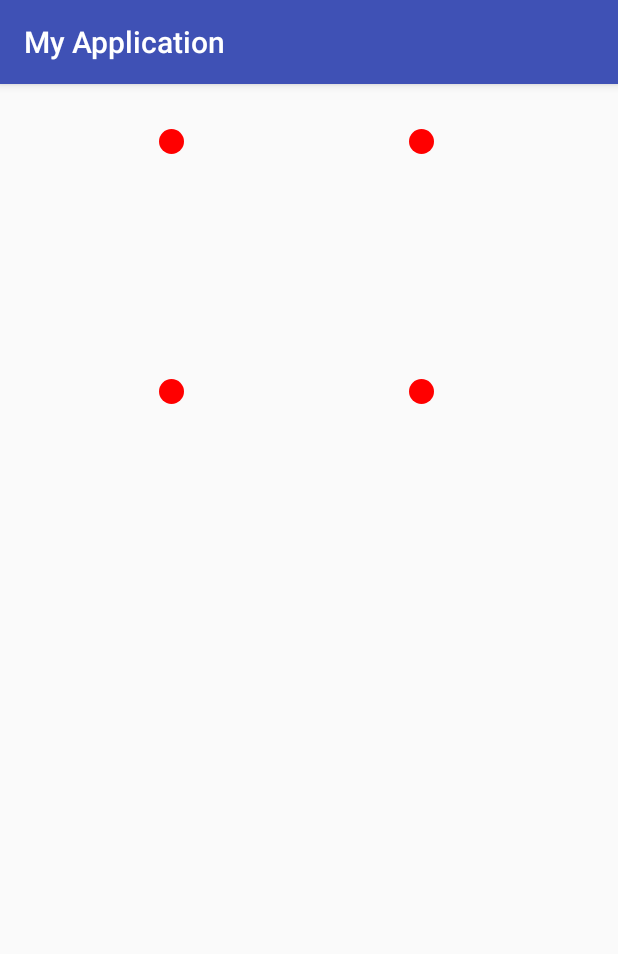
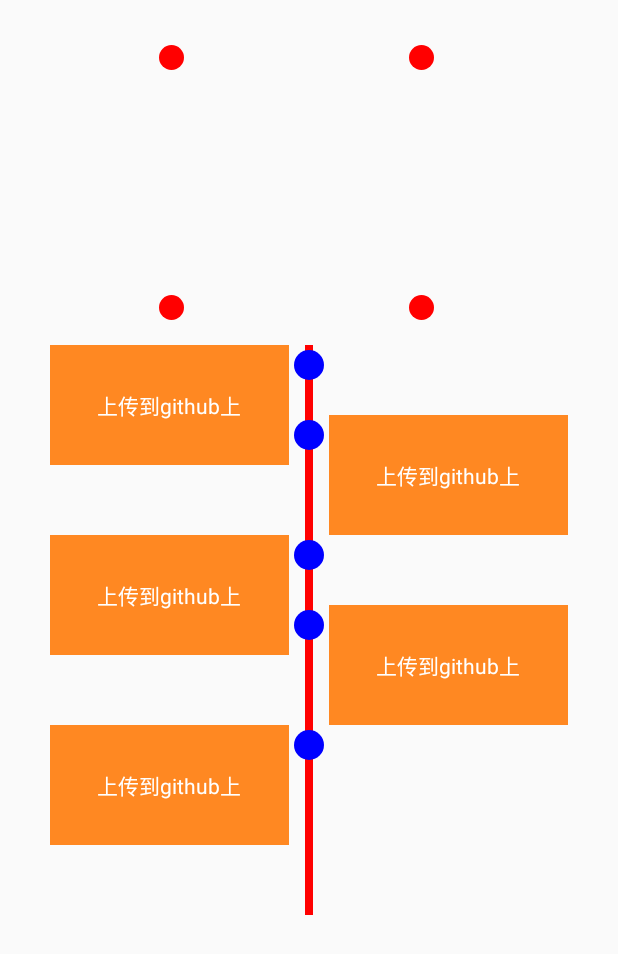
Before and after one commit to kingvan/vanPasswordView, an Android app: the screen it shows after launch (MainActivity), on a phone screen of 412 x 824 dp. Shown: the top 954 px of the screen. Run offline under Robolectric (Android 15) with nearby library versions, the phone set to English and light mode, and no system bars.

Commit message:
添加一个timeline控件
仿一个群里的同学写的控件，类似时间轴

```diff
--- a/MyApplication3/app/build.gradle
+++ b/MyApplication3/app/build.gradle
@@ -21,11 +21,10 @@ android {
 
 dependencies {
     compile fileTree(dir: 'libs', include: ['*.jar'])
-    androidTestCompile('com.android.support.test.espresso:espresso-core:2.2.2', {
-        exclude group: 'com.android.support', module: 'support-annotations'
-    })
+
     compile 'com.android.support:appcompat-v7:25.3.1'
     compile 'com.android.support.constraint:constraint-layout:1.0.0-beta4'
+    testCompile 'junit:junit:4.12'
+    compile 'com.android.support:recyclerview-v7:24.2.0'
 
-    testCompile 'junit:junit:4.12'
 }
--- a/MyApplication3/app/src/main/java/com/xinhe/myapplication/MainActivity.java
+++ b/MyApplication3/app/src/main/java/com/xinhe/myapplication/MainActivity.java
@@ -1,6 +1,8 @@
 package com.xinhe.myapplication;
 
+import android.app.Activity;
 import android.graphics.Bitmap;
+import android.support.annotation.Nullable;
 import android.support.v7.app.AppCompatActivity;
 import android.os.Bundle;
 import android.text.Html;
@@ -9,20 +11,14 @@ import android.util.Log;
 
 import static android.provider.Telephony.Mms.Part.TEXT;
 
-public class MainActivity extends AppCompatActivity {
+public class MainActivity extends Activity {
 
 
     PasswordView password;
 
-
-
-
-
-
     @Override
-    protected void onCreate(Bundle savedInstanceState) {
+    public void onCreate(@Nullable Bundle savedInstanceState) {
         super.onCreate(savedInstanceState);
-        //  UILKit.init(this);
         setContentView(R.layout.activity_main);
         password=(PasswordView) findViewById(R.id.password);
         password.setListen(new PasswordView.MyPassWordListen() {
@@ -37,7 +33,5 @@ public class MainActivity extends AppCompatActivity {
                 Log.i("passwordInput2",postion+"");
             }
         });
-
-
     }
 }
--- /dev/null
+++ b/MyApplication3/app/src/main/java/com/xinhe/myapplication/TimeLineView.java
@@ -0,0 +1,143 @@
+package com.xinhe.myapplication;
+
+
+import android.content.Context;
+import android.graphics.Canvas;
+import android.graphics.Color;
+import android.graphics.Paint;
+import android.graphics.Rect;
+import android.graphics.RectF;
+import android.support.annotation.Nullable;
+import android.support.v7.widget.RecyclerView;
+import android.support.v7.widget.StaggeredGridLayoutManager;
+import android.util.AttributeSet;
+import android.view.LayoutInflater;
+import android.view.View;
+import android.view.ViewGroup;
+import android.widget.TextView;
+
+/**
+ * Created by jinfan on 17/6/20.
+ */
+
+//仿群里一个同学的控件，原地址：https://github.com/vivian8725118/TimeLine
+
+
+public class TimeLineView extends RecyclerView{
+
+
+
+
+
+    public TimeLineView(Context context) {
+        super(context);
+        initView();
+
+    }
+
+    public TimeLineView(Context context, @Nullable AttributeSet attrs) {
+        super(context, attrs);
+        initView();
+    }
+
+    public TimeLineView(Context context, @Nullable AttributeSet attrs, int defStyle) {
+        super(context, attrs, defStyle);
+        initView();
+    }
+
+    private void initView() {
+
+        setLayoutManager(new StaggeredGridLayoutManager(2, StaggeredGridLayoutManager.VERTICAL));
+        setAdapter(new MyAdpater());
+        addItemDecoration(new MyItemDecoration());
+
+
+
+    }
+
+    class MyAdpater extends RecyclerView.Adapter<MyViewHodle>{
+
+
+        @Override
+        public MyViewHodle onCreateViewHolder(ViewGroup parent, int viewType) {
+
+
+            return new MyViewHodle(LayoutInflater.from(getContext()).inflate(R.layout.item_timeline,null,false));
+        }
+
+        @Override
+        public void onBindViewHolder(MyViewHodle holder, int position) {
+
+        }
+
+        @Override
+        public int getItemCount() {
+            return 5;
+        }
+    }
+
+
+    class MyViewHodle extends RecyclerView.ViewHolder{
+        TextView tv;
+
+
+        public MyViewHodle(View itemView) {
+            super(itemView);
+            tv= (TextView) itemView.findViewById(R.id.text);
+        }
+    }
+
+
+    class MyItemDecoration extends ItemDecoration{
+        Paint paint=new Paint();
+
+        @Override
+        public void getItemOffsets(Rect outRect, View view, RecyclerView parent, State state) {
+            super.getItemOffsets(outRect, view, parent, state);
+            if(parent.getChildAdapterPosition(view)==0){
+                outRect.top=0;
+            }else {
+                outRect.top=70;
+            }
+
+
+            if(parent.getChildAdapterPosition(view)%2==0){
+                outRect.left=50;
+                outRect.right=20;
+            }else {
+                outRect.left=20;
+                outRect.right=50;
+            }
+
+        }
+
+
+        @Override
+        public void onDraw(Canvas c, RecyclerView parent, State state) {
+            super.onDraw(c, parent, state);
+            View childAt = parent.getChildAt(0);
+            paint.setColor(Color.RED);
+            paint.setStrokeWidth(8);
+            int  h=childAt.getHeight();
+            int  juzhong=childAt.getRight()+20;
+            int  t=childAt.getTop()-20;
+            c.drawLine(juzhong,t,juzhong,t+3*(h+70)+20,paint);
+            paint.setColor(Color.BLUE);
+            for (int i=0;i<parent.getChildCount();i++){
+                View childAt1 = parent.getChildAt(i);
+                int y=0;
+
+                y=childAt1.getTop()+20;
+
+                c.drawOval(new RectF(juzhong-15,y-15,juzhong+15,y+15),paint);
+
+
+
+            }
+
+
+
+        }
+    }
+
+}
--- a/MyApplication3/app/src/main/res/layout/activity_main.xml
+++ b/MyApplication3/app/src/main/res/layout/activity_main.xml
@@ -10,9 +10,18 @@
     tools:context="com.xinhe.myapplication.MainActivity">
 
     <com.xinhe.myapplication.PasswordView
+
         android:id="@+id/password"
         android:layout_width="200dp"
         android:layout_height="200dp" />
+
+    <com.xinhe.myapplication.TimeLineView
+        android:id="@+id/timeline"
+        android:layout_width="match_parent"
+        android:layout_height="match_parent">
+
+
+    </com.xinhe.myapplication.TimeLineView>
 
 
 
--- /dev/null
+++ b/MyApplication3/app/src/main/res/layout/item_timeline.xml
@@ -0,0 +1,22 @@
+<?xml version="1.0" encoding="utf-8"?>
+<LinearLayout xmlns:android="http://schemas.android.com/apk/res/android"
+    android:orientation="vertical" android:layout_width="match_parent"
+    android:layout_height="80dp"
+    android:minHeight="80dp"
+    android:gravity="center"
+
+    android:background="#ff8822"
+
+    >
+
+    <TextView
+        android:id="@+id/text"
+        android:layout_width="wrap_content"
+        android:layout_height="wrap_content"
+        android:textColor="#ffffff"
+        android:text="上传到github上"
+        />
+
+
+
+</LinearLayout>
```
